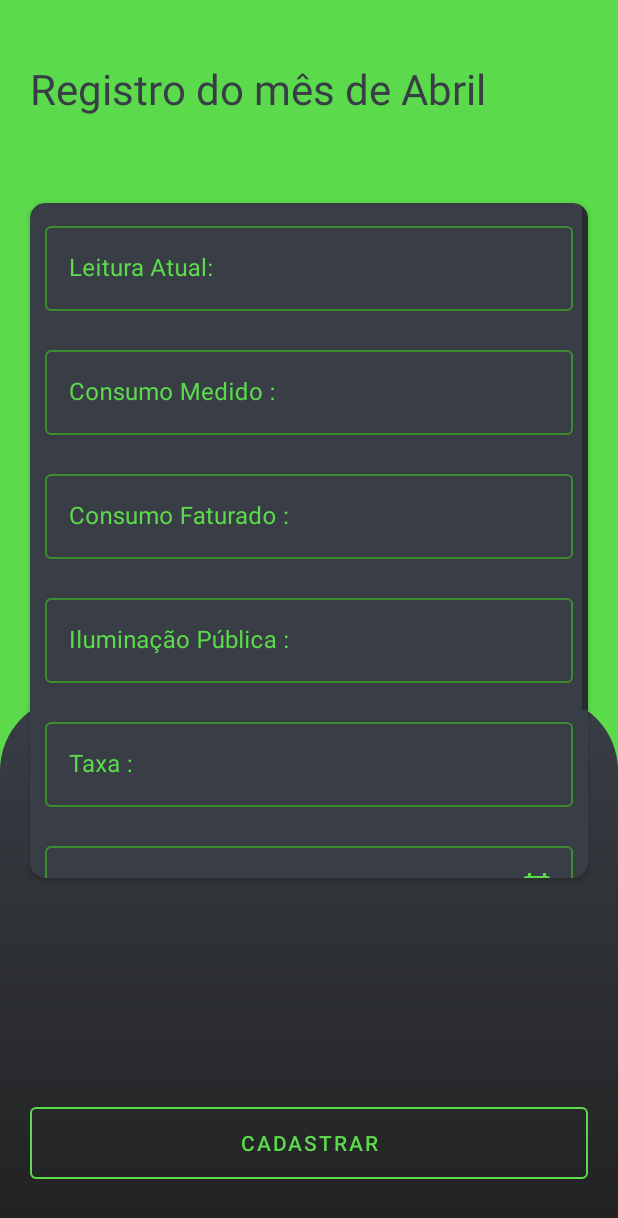
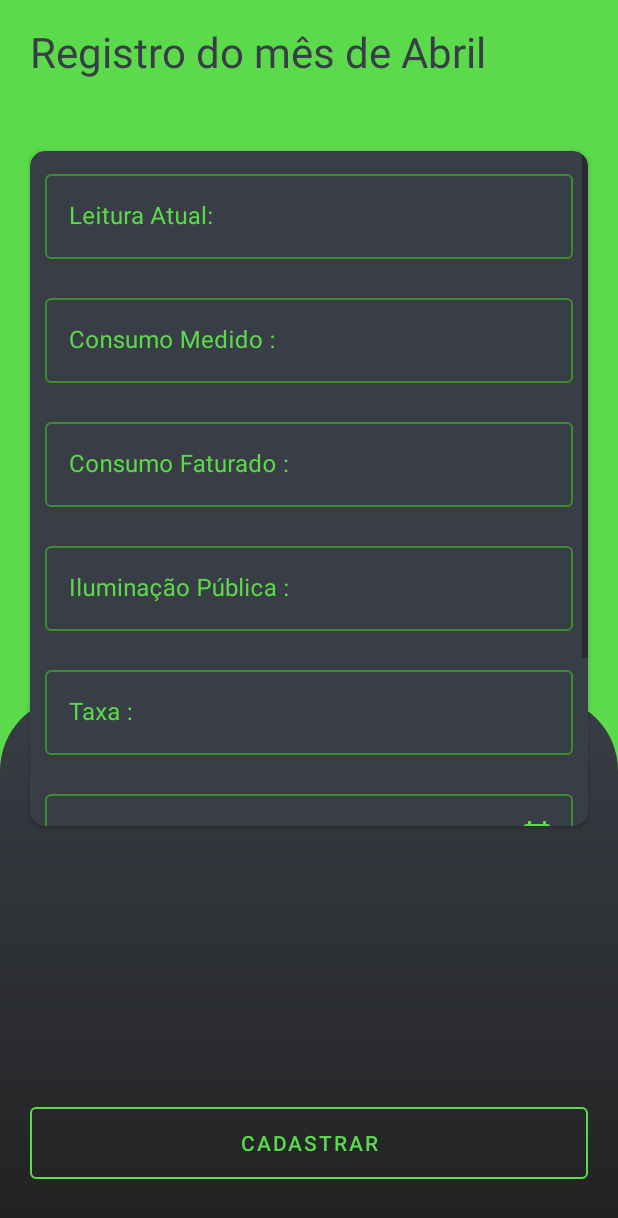
Before and after one commit to Kdiaseng/powerControl, an Android app: the RegisterCountPowerFragment screen opened through its navigation route, on a phone screen of 412 x 824 dp. Shown: the top 1218 px of the screen. Run offline under Robolectric (Android 15) with nearby library versions, the phone set to English and light mode, and no system bars; our stand-ins replace navigation-ui; libraries missing offline, so code that uses them is left out: com.github.mikephil.charting; Roboto replaces fonts that are not available here; 19 statements that could not run were skipped.

Commit message:
ajust in screens

```diff
--- a/app/src/main/java/com/aplicativo/powercontrol/HomeFragment.kt
+++ b/app/src/main/java/com/aplicativo/powercontrol/HomeFragment.kt
@@ -1,5 +1,6 @@
 package com.aplicativo.powercontrol
 
+import android.app.Activity
 import android.os.Bundle
 import androidx.fragment.app.Fragment
 import android.view.LayoutInflater
@@ -46,6 +47,10 @@ class HomeFragment : Fragment(), MonthAdapter.OnMonthListener {
         val adapter = ArrayAdapter(requireContext(), android.R.layout.simple_dropdown_item_1line, YEARS)
         autoCompleteTextView_year.setAdapter(adapter)
 
+        if((activity as MainActivity).supportActionBar!!.isShowing){
+            (activity as MainActivity).supportActionBar!!.hide()
+        }
+
         autoCompleteTextView_year.setOnTouchListener { _, _ ->
             autoCompleteTextView_year.showDropDown()
             return@setOnTouchListener false
@@ -56,6 +61,7 @@ class HomeFragment : Fragment(), MonthAdapter.OnMonthListener {
         floatingActionButtonAddOrUpdate.setOnClickListener(Navigation.createNavigateOnClickListener(R.id.registerCountPowerFragment, null))
 
     }
+
 
     private fun ploteChart(barChart: BarChart?) {
        val entries = ArrayList<BarEntry>()
--- a/app/src/main/res/layout/fragment_register_count_power.xml
+++ b/app/src/main/res/layout/fragment_register_count_power.xml
@@ -26,8 +26,8 @@
         android:id="@+id/textView_month_selected"
         android:layout_width="0dp"
         android:layout_height="75dp"
+        android:layout_marginTop="15dp"
         android:layout_marginStart="20dp"
-        android:layout_marginTop="40dp"
         android:layout_marginEnd="20dp"
         android:fontFamily="@font/paytone_one"
         android:gravity="start"
@@ -42,7 +42,7 @@
         android:id="@+id/cardView3"
         android:layout_width="match_parent"
         android:layout_height="wrap_content"
-        android:layout_marginTop="20dp"
+        android:layout_marginTop="10dp"
         android:layout_marginStart="20dp"
         android:layout_marginEnd="20dp"
         app:cardBackgroundColor="@color/palette1BlackLight"
--- a/app/src/main/res/navigation/nav_graph.xml
+++ b/app/src/main/res/navigation/nav_graph.xml
@@ -17,6 +17,6 @@
     <fragment
         android:id="@+id/registerCountPowerFragment"
         android:name="com.aplicativo.powercontrol.RegisterCountPowerFragment"
-        android:label="fragment_register_count_power"
+        android:label=""
         tools:layout="@layout/fragment_register_count_power" />
 </navigation>
```
Also changed, not shown: app/src/main/java/com/aplicativo/powercontrol/RegisterCountPowerFragment.kt (+6 -1 lines), app/src/main/res/layout/fragment_home.xml (+7 -7 lines).
